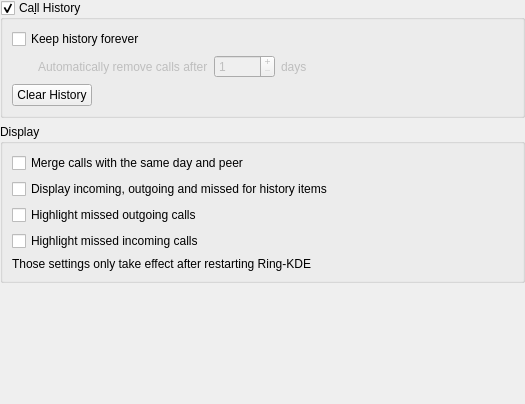
First picture: the form in src/conf/dlggeneralbase.ui, repository KDE/ring-kde, before the edit.
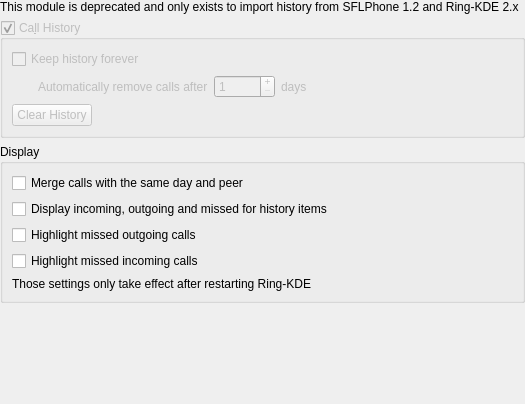
Second picture: the form after the edit. Icons and pictures are not drawn.

Commit message:
Use the event history instead of the call history to build the timeline.
This commit enable the backend work done over the last month to decrease
the dependency on phone related classes. The design mismatch between the
GUI and the backend became a maintainance nightmare.

The edit to the form file:
```diff
--- a/src/conf/dlggeneralbase.ui
+++ b/src/conf/dlggeneralbase.ui
@@ -26,8 +26,21 @@
    <property name="bottomMargin">
     <number>0</number>
    </property>
+   <item>
+    <widget class="QLabel" name="label_4">
+     <property name="text">
+      <string>This module is deprecated and only exists to import history from SFLPhone 1.2 and Ring-KDE 2.x</string>
+     </property>
+     <property name="wordWrap">
+      <bool>true</bool>
+     </property>
+    </widget>
+   </item>
    <item>
     <widget class="QGroupBox" name="m_pHistoryGB">
+     <property name="enabled">
+      <bool>false</bool>
+     </property>
      <property name="sizePolicy">
       <sizepolicy hsizetype="Preferred" vsizetype="Fixed">
        <horstretch>0</horstretch>
@@ -87,7 +100,7 @@
       <item row="0" column="0" colspan="2">
        <widget class="QCheckBox" name="m_pKeepHistory">
         <property name="enabled">
-         <bool>true</bool>
+         <bool>false</bool>
         </property>
         <property name="text">
          <string>Keep history forever</string>
```
Left out of the diff: 3 changed lines with no effect on the pictures. The commit also changes 5 other files.
